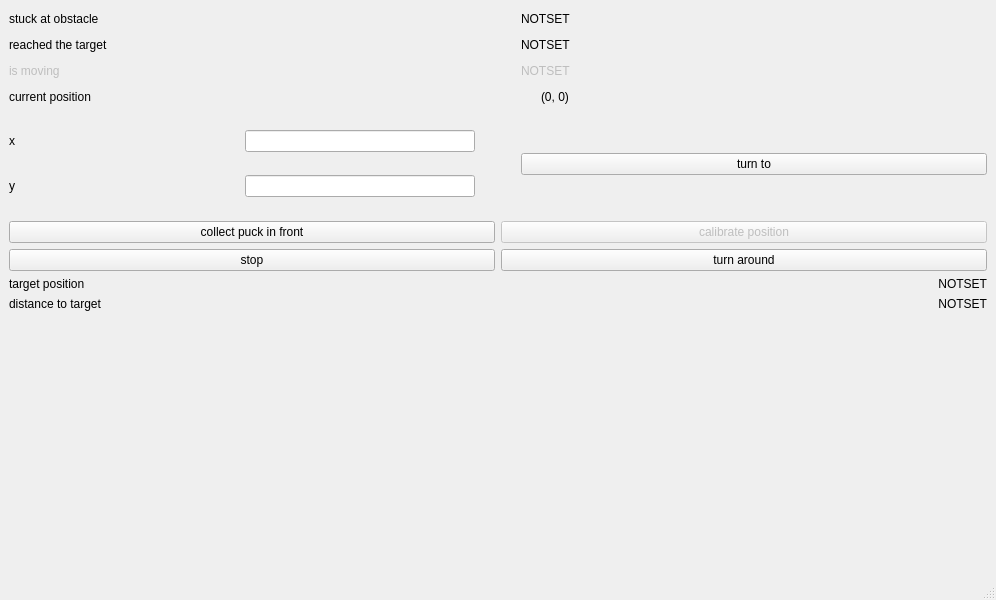
Qt form layer/view/view.ui (benediktibk/robohockey) before a commit.
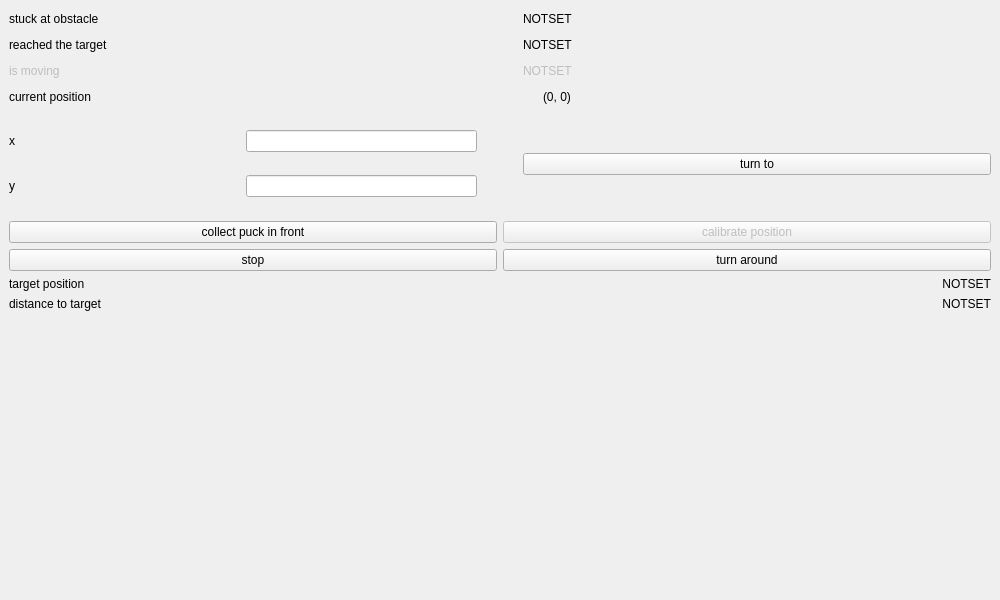
The same form after that commit.

Commit message: removed status bar.

What changed in the file:
```diff
--- a/layer/view/view.ui
+++ b/layer/view/view.ui
@@ -6,7 +6,7 @@
    <rect>
     <x>0</x>
     <y>0</y>
-    <width>996</width>
+    <width>1000</width>
     <height>600</height>
    </rect>
   </property>
@@ -471,7 +471,6 @@
     </rect>
    </property>
   </widget>
-  <widget class="QStatusBar" name="statusbar"/>
  </widget>
  <resources/>
  <connections/>
```
Left out of the diff: 2 changed lines with no effect on the pictures.
